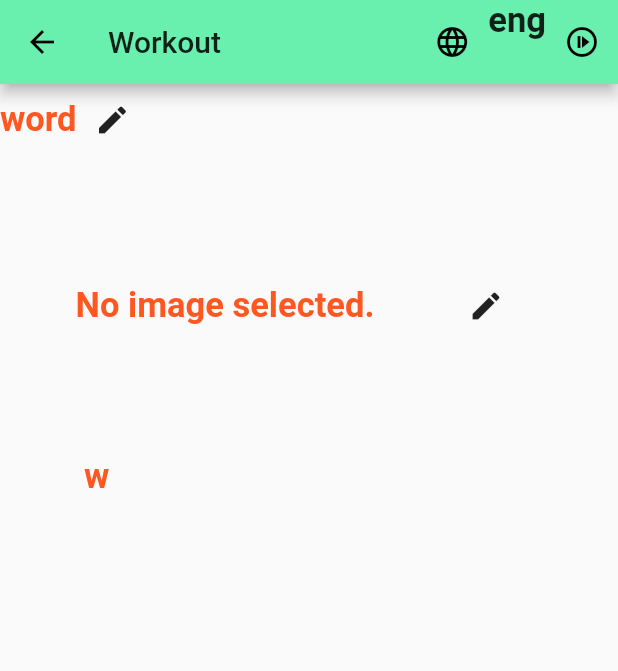
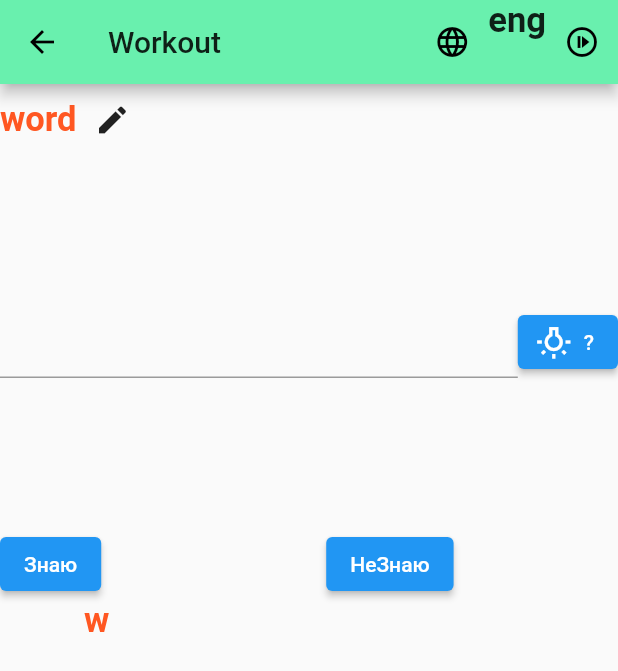
Before and after one commit to AndreyK1105/flutter_app1, a Flutter app: the Workout screen opened directly, on a phone screen of 412 x 824 dp. Shown: the top 671 px of the screen. Run offline on Flutter 3.47's test engine with Material 2 defaults, Android fonts, the phone set to English and light mode, and no system bars; our stand-ins replace cloud_firestore, firebase_auth, firebase_core, firebase_database, image_picker, sqflite; accounts and stored records are empty.

```diff
--- a/lib/screens/workout.dart
+++ b/lib/screens/workout.dart
@@ -184,7 +184,22 @@ final picker=ImagePicker();
               IconButton(icon: Icon(Icons.edit), onPressed: (){})
             ],
           ),
-          Row(
+         Container(height: 100,),
+         Row(
+           children: [
+             Expanded(child: TextField()),
+             ElevatedButton.icon(onPressed: (){}, icon: Icon(Icons.wb_incandescent_outlined), label: Text('?'))
+           ],
+         ),
+          Container(height: 100,),
+         Row(
+           children: [
+             ElevatedButton(onPressed: (){}, child: Text("Знаю")),
+             Container(width: 150,),
+             ElevatedButton(onPressed: (){}, child: Text("НеЗнаю")),
+           ],
+         ),
+         /* Row(
             children:[
              Container(
                width: 300, height: 200,
@@ -194,6 +209,9 @@ final picker=ImagePicker();
               IconButton(icon: Icon(Icons.edit), onPressed: (){getImage();}),
     ]
           ),
+
+          */
+
           Container(width: 300, height: 200,
             child:_image2==null?
             Text('w'): Image.file(_image2),
```
Also changed, not shown: lib/screens/listDb.dart (+30 -12 lines).
